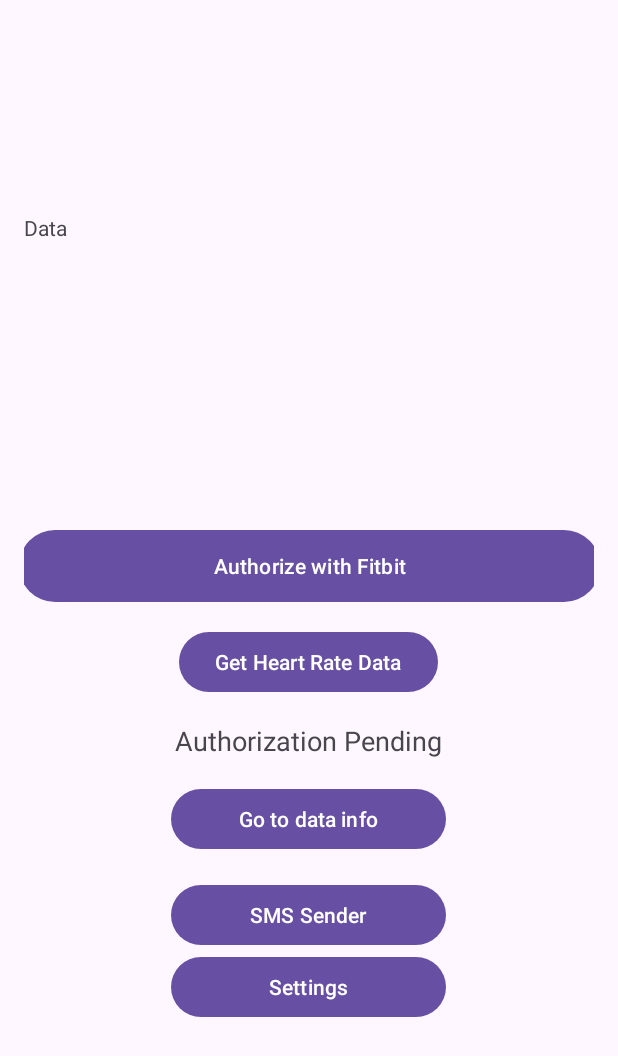
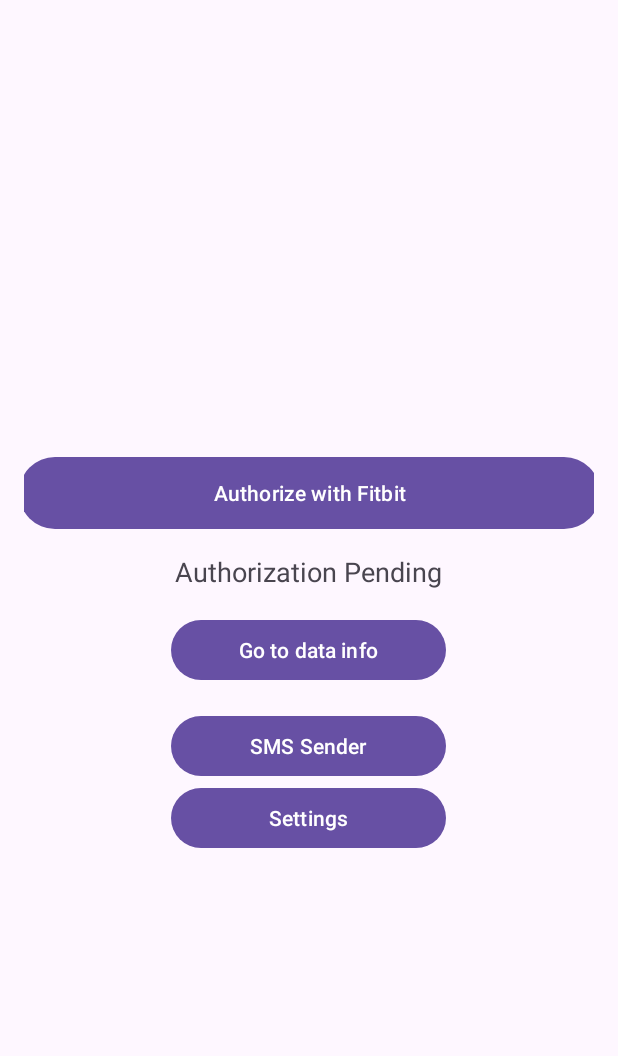
Before and after one commit to PVP-project-K355/pvp_project, an Android app: the MainActivity screen opened directly, with no data from a screen before it, on a phone screen of 412 x 824 dp. Shown: the top 1056 px of the screen. Run offline under Robolectric (Android 15) with nearby library versions, the phone set to English and light mode, and no system bars.

Commit message:
fixed main page layout

```diff
--- a/app/src/main/java/app/app/MainActivity.kt
+++ b/app/src/main/java/app/app/MainActivity.kt
@@ -54,18 +54,13 @@ class MainActivity : AppCompatActivity() {
         super.onCreate(savedInstanceState)
         setContentView(R.layout.activity_main)
         authorizeButton = findViewById(R.id.authorize_button)
-        heartrate_button = findViewById(R.id.get_heart_rate_button)
         authorizationStatusText = findViewById(R.id.authorization_status)
-        heartRateTextView = findViewById(R.id.hearRate)
         goToData = findViewById(R.id.goToDataInfoButton)
         smsSender_button = findViewById(R.id.sms_sender_page_button)
         settingsButton = findViewById(R.id.settingsButton)
 
         authorizeButton.setOnClickListener {
             startAuthorization()
-        }
-        heartrate_button.setOnClickListener {
-            fetchHeartRateData(ACCESSTOKEN)
         }
         goToData.setOnClickListener{
             val intent = Intent(this, HealthInfoActivity::class.java).putExtra("accestoken", ACCESSTOKEN)
@@ -154,27 +149,6 @@ class MainActivity : AppCompatActivity() {
             rate = 65,
             time = "2024-03-20 22:02"
         )
-        // Inserting heart rate into the database and getting inserted heart rate id
-        //val insertedRateId = dbHelper.addHeartRate(newRate)
-
-        //Checking if inserted heart rate is between thresholds
-        //CheckData(this).checkRate(insertedRateId.toInt(), 1)
-
-        /*val apiID = 1 // Replace with the ID of the user you want to retrieve
-        val api = dbHelper.getApi(apiID)
-
-        if (api != null) {
-            println("API found:")
-            println("ID: ${api.id}")
-            println("Client: ${api.clientId}")
-            println("Secret: ${api.clientSecret}")
-            println("Access token: ${api.accessToken}")
-            println("Refresh token: ${api.refreshToken}")
-            println("Expires in: ${api.expiresIn}")
-        } else {
-            println("API not found.")
-        }*/
-
     }
 
     override fun onNewIntent(intent: Intent?) {
@@ -263,7 +237,7 @@ class MainActivity : AppCompatActivity() {
                             val tokenInfo = "Access Token: ${tokensData.accessToken}\n" +
                                     "Refresh Token: ${tokensData.refreshToken}\n" +
                                     "Expires In: ${tokensData.expiresIn}"
-                            authorizationStatusText.text = tokenInfo
+                            authorizationStatusText.text = "Authorization successful!"
                             ACCESSTOKEN = tokensData.accessToken;
                             Log.d("Access token ", "Access token: ${tokensData.accessToken}")
                             Log.d("Refresh token", "Refresh token: ${tokensData.refreshToken}")
@@ -391,14 +365,4 @@ class MainActivity : AppCompatActivity() {
         })
     }
 
-    // Call repeatedly to fetch data
-    private fun startScheduledHeartRateUpdates(accessToken: String) {
-        val executor = Executors.newSingleThreadScheduledExecutor()
-        executor.scheduleAtFixedRate(
-            { fetchHeartRateData(accessToken) },
-            0, // Initial delay
-            30, // Delay between updates in seconds
-            TimeUnit.SECONDS
-        )
-    }
 }
--- a/app/src/main/res/layout/activity_main.xml
+++ b/app/src/main/res/layout/activity_main.xml
@@ -5,12 +5,6 @@
     android:gravity="center"
     android:orientation="vertical"
     android:padding="16dp">
-
-    <TextView
-        android:id="@+id/hearRate"
-        android:layout_width="match_parent"
-        android:layout_height="161dp"
-        android:text="Data " />
 
     <Button
         android:id="@+id/authorize_button"
@@ -20,12 +14,6 @@
         android:background="@drawable/button_selector"
         android:text="Authorize with Fitbit" />
 
-    <Button
-        android:id="@+id/get_heart_rate_button"
-        android:layout_width="wrap_content"
-        android:layout_height="wrap_content"
-        android:text="Get Heart Rate Data"
-        android:layout_marginTop="16dp"/>
     <TextView
         android:id="@+id/authorization_status"
         android:layout_width="wrap_content"
```
